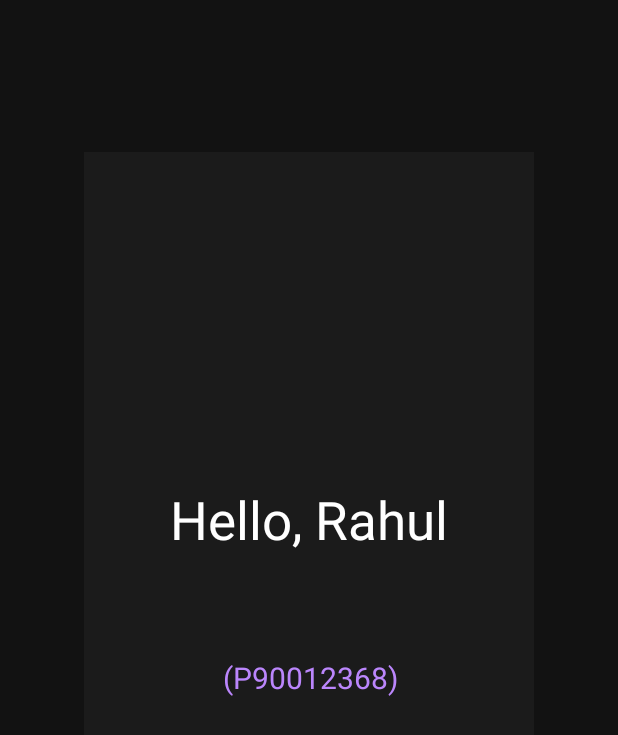
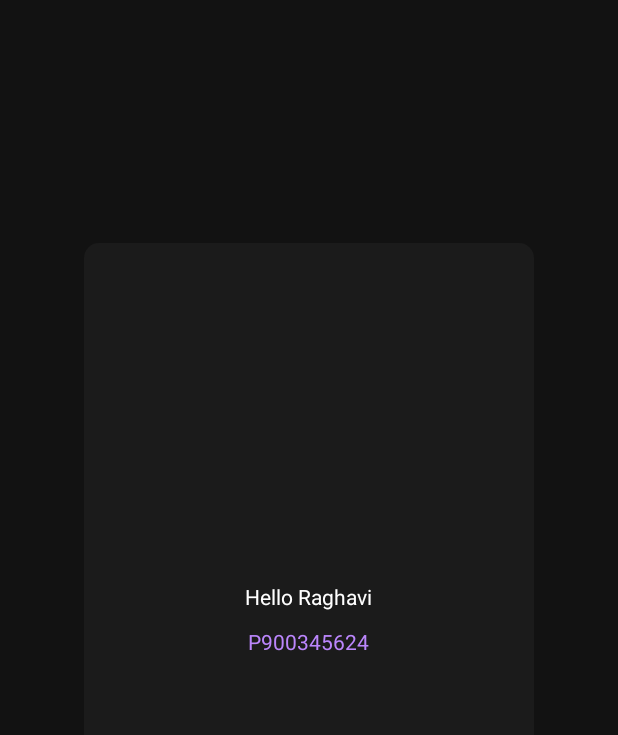
Before and after one commit to raghavi-magendran/Android-Studio-Applications, an Android app: the screen it shows after launch (MainActivity), on a phone screen of 412 x 824 dp. Shown: the top 735 px of the screen. Run offline under Robolectric (Android 15) with nearby library versions, the phone set to English and light mode, and no system bars.

Commit message:
changes made after today's call. Changed second layout to Linear layout

```diff
--- a/Practice Application 01/app/src/main/res/drawable/second_background.xml
+++ b/Practice Application 01/app/src/main/res/drawable/second_background.xml
@@ -1,9 +1,6 @@
 <?xml version="1.0" encoding="utf-8"?>
-<selector xmlns:android="http://schemas.android.com/apk/res/android">
-
-
-        <solid android:color="#1B1B1B"/> <!-- Semi-transparent black color -->
-        <corners android:radius="8dp"/> <!-- Optional: Rounded corners -->
-
-
-</selector>
+<shape xmlns:android="http://schemas.android.com/apk/res/android">
+        <solid android:color="#1B1B1B"/>
+        <corners android:radius="10dp"/>
+        <padding android:left="0dp" android:top="0dp" android:right="0dp" android:bottom="0dp" />
+</shape>
--- a/Practice Application 01/app/src/main/res/layout/activity_main.xml
+++ b/Practice Application 01/app/src/main/res/layout/activity_main.xml
@@ -9,45 +9,33 @@
     android:background="@color/primarybg">
 
 
-    <androidx.constraintlayout.widget.ConstraintLayout
-        android:id="@+id/secondaryBackground"
+    <LinearLayout
+        android:id="@+id/secondary_bg"
         android:layout_width="300dp"
-        android:layout_height="621dp"
-        android:background="@color/secondarybg"
-        android:layout_gravity="center"
+        android:layout_height="500dp"
+        android:orientation="vertical"
         app:layout_constraintBottom_toBottomOf="parent"
         app:layout_constraintEnd_toEndOf="parent"
         app:layout_constraintStart_toStartOf="parent"
-        app:layout_constraintTop_toTopOf="parent">
+        app:layout_constraintTop_toTopOf="parent"
+        android:gravity="center"
+        android:background="@drawable/second_background">
 
         <TextView
-            android:id="@+id/welcomemsgName"
-            android:layout_width="251dp"
-            android:layout_height="74dp"
-            android:gravity="center"
-            android:text="Hello, Rahul"
-            android:textColor="@color/primarytext"
-            android:textSize="35dp"
-            app:layout_constraintBottom_toBottomOf="parent"
-            app:layout_constraintEnd_toEndOf="parent"
-            app:layout_constraintHorizontal_bias="0.51"
-            app:layout_constraintStart_toStartOf="parent"
-            app:layout_constraintTop_toTopOf="parent"
-            app:layout_constraintVertical_bias="0.38" />
+            android:id="@+id/first_name"
+            android:layout_width="wrap_content"
+            android:layout_height="30sp"
+            android:text="@string/hello"
+            android:textAlignment="center"
+            android:textColor="@color/primarytext"/>
 
         <TextView
-            android:id="@+id/empID"
-            android:layout_width="149dp"
-            android:layout_height="43dp"
-            android:text="(P90012368)"
-            android:gravity="center"
+            android:id="@+id/emp_id"
+            android:layout_width="wrap_content"
+            android:layout_height="18sp"
+            android:text="@string/name1"
             android:textColor="@color/secondarytext"
-            android:textSize="20dp"
-            app:layout_constraintBottom_toBottomOf="parent"
-            app:layout_constraintEnd_toEndOf="parent"
-            app:layout_constraintHorizontal_bias="0.503"
-            app:layout_constraintStart_toStartOf="parent"
-            app:layout_constraintTop_toBottomOf="@+id/welcomemsgName"
-            app:layout_constraintVertical_bias="0.158" />
-    </androidx.constraintlayout.widget.ConstraintLayout>
+            android:textAlignment="center"/>
+    </LinearLayout>
+
 </androidx.constraintlayout.widget.ConstraintLayout>
--- a/Practice Application 01/app/src/main/res/values/strings.xml
+++ b/Practice Application 01/app/src/main/res/values/strings.xml
@@ -1,3 +1,5 @@
 <resources>
     <string name="app_name">My Application 01</string>
+    <string name="hello">Hello Raghavi</string>
+    <string name="name1">P900345624</string>
 </resources>
```
